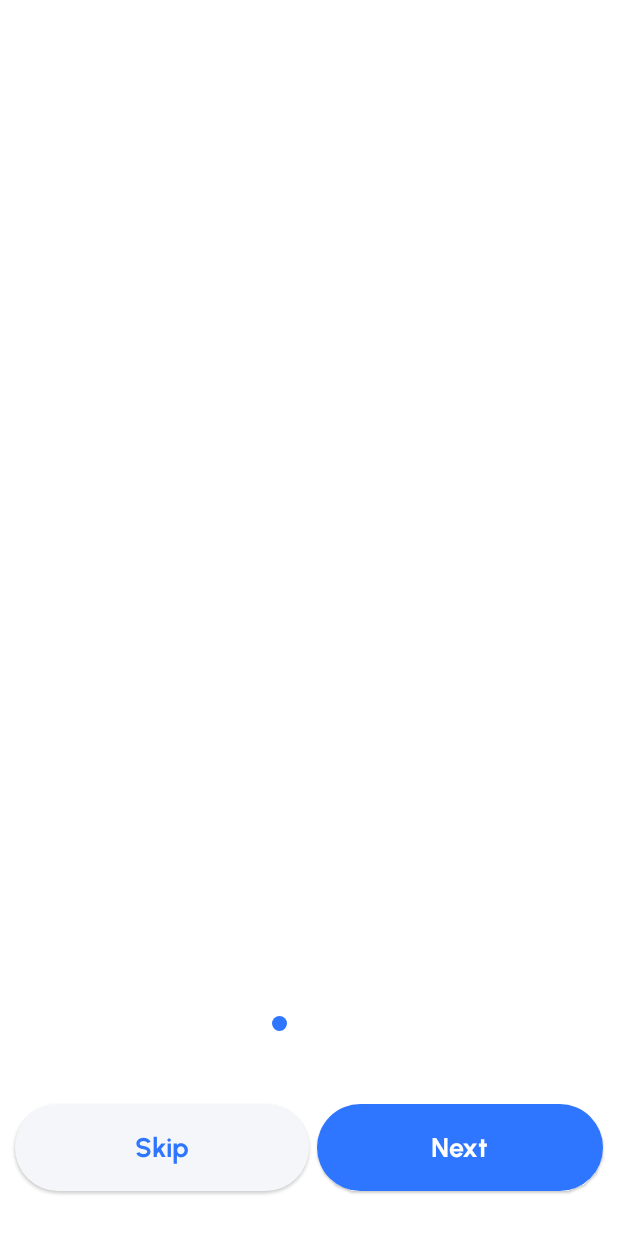
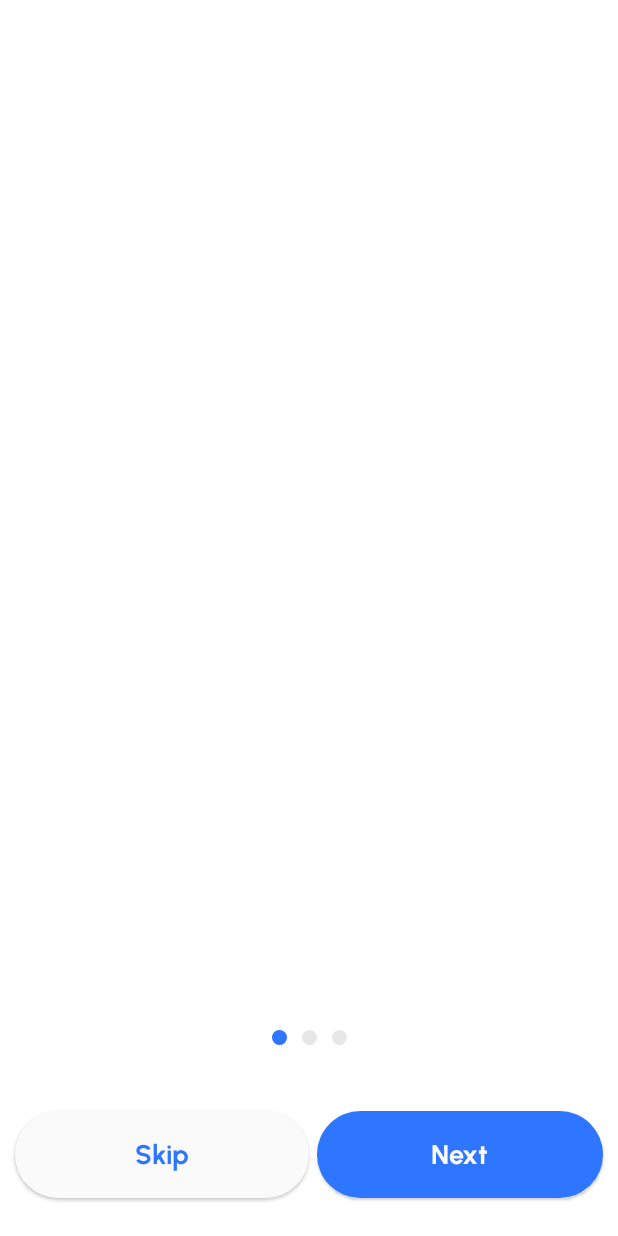
Before and after one commit to navneetpal01/DocShaper, an Android app built with Jetpack Compose: the screen it shows after launch (MainActivity), after a tap on "Skip", on a phone screen of 412 x 824 dp. Run offline under Robolectric (Android 15) with nearby library versions, the phone set to English and light mode, and no system bars; our stand-ins replace Dagger/Hilt's generated code.

Commit message:
Updated the OnBoardingScreen

```diff
--- a/app/src/main/java/com/app/docshaper/presentation/onboarding_screen/OnBoardingScreen.kt
+++ b/app/src/main/java/com/app/docshaper/presentation/onboarding_screen/OnBoardingScreen.kt
@@ -2,14 +2,18 @@ package com.app.docshaper.presentation.onboarding_screen
 
 import androidx.compose.foundation.layout.Column
 import androidx.compose.foundation.layout.fillMaxSize
+import androidx.compose.foundation.layout.fillMaxWidth
 import androidx.compose.foundation.layout.padding
+import androidx.compose.foundation.pager.HorizontalPager
 import androidx.compose.foundation.pager.rememberPagerState
 import androidx.compose.material3.MaterialTheme
 import androidx.compose.material3.Scaffold
 import androidx.compose.runtime.Composable
+import androidx.compose.runtime.rememberCoroutineScope
 import androidx.compose.ui.Modifier
 import com.app.docshaper.presentation.onboarding_screen.components.OnBoardingBottom
 import com.app.docshaper.presentation.settings_screen.SettingsEvent
+import kotlinx.coroutines.launch
 
 @Composable
 fun OnBoardingScreen(
@@ -18,6 +22,9 @@ fun OnBoardingScreen(
     val pagerState = rememberPagerState(initialPage = 0) {
         3
     }
+    val scope = rememberCoroutineScope()
+
+
     Scaffold(
         modifier = Modifier
             .fillMaxSize(),
@@ -25,10 +32,14 @@ fun OnBoardingScreen(
             OnBoardingBottom(
                 pagerState = pagerState,
                 onSkip = {
-
+                    scope.launch {
+                        pagerState.animateScrollToPage(pagerState.currentPage - 1)
+                    }
                 },
                 onNext = {
-
+                    scope.launch {
+                        pagerState.animateScrollToPage(pagerState.currentPage + 1)
+                    }
                 }
             )
         },
@@ -38,7 +49,15 @@ fun OnBoardingScreen(
             modifier = Modifier
                 .padding(paddingValues)
         ) {
+            HorizontalPager(
+                state = pagerState,
+                modifier = Modifier
+                    .weight(1f)
+                    .fillMaxWidth(),
+                userScrollEnabled = false,
+            ) {
 
+            }
         }
     }
 }
--- a/app/src/main/java/com/app/docshaper/presentation/onboarding_screen/components/OnBoardingBottom.kt
+++ b/app/src/main/java/com/app/docshaper/presentation/onboarding_screen/components/OnBoardingBottom.kt
@@ -57,7 +57,7 @@ private fun OnBoardingBottomButton(
 ) {
     Row(
         modifier = Modifier
-            .padding(horizontal = 10.dp, vertical = 30.dp)
+            .padding(horizontal = 10.dp, vertical = 25.dp)
             .fillMaxWidth(),
         verticalAlignment = Alignment.CenterVertically,
         horizontalArrangement = Arrangement.SpaceEvenly
--- a/app/src/main/java/com/app/docshaper/presentation/onboarding_screen/components/OnBoardingIndicator.kt
+++ b/app/src/main/java/com/app/docshaper/presentation/onboarding_screen/components/OnBoardingIndicator.kt
@@ -18,6 +18,7 @@ import androidx.compose.ui.graphics.Color
 import androidx.compose.ui.graphics.Path
 import androidx.compose.ui.unit.Dp
 import androidx.compose.ui.unit.dp
+import com.app.docshaper.ui.theme.element_indicator
 import com.app.docshaper.ui.theme.royal_blue
 
 
@@ -44,7 +45,7 @@ fun OnBoardingIndicator(
                     modifier = Modifier
                         .size(10.dp)
                         .background(
-                            color = Color.White,
+                            color = element_indicator,
                             shape = CircleShape
                         )
                 )
--- a/app/src/main/java/com/app/docshaper/ui/theme/Color.kt
+++ b/app/src/main/java/com/app/docshaper/ui/theme/Color.kt
@@ -15,6 +15,7 @@ val system_theme_dark_onPrimary = Color(0xFF2E75FF)
 val system_theme_dark_primaryContainer = Color(0xFFA9AEC3)
 
 
-val cloud_mist = Color(0xFFF5F6FA)
+val cloud_mist = Color(0xFFFAFAFA)
 val text_theme_dark_inversePrimary = Color(0xFF39434F)
 val royal_blue = Color(0xFF2E75FF)
+val element_indicator = Color(0xFFE7E7E8)
```
